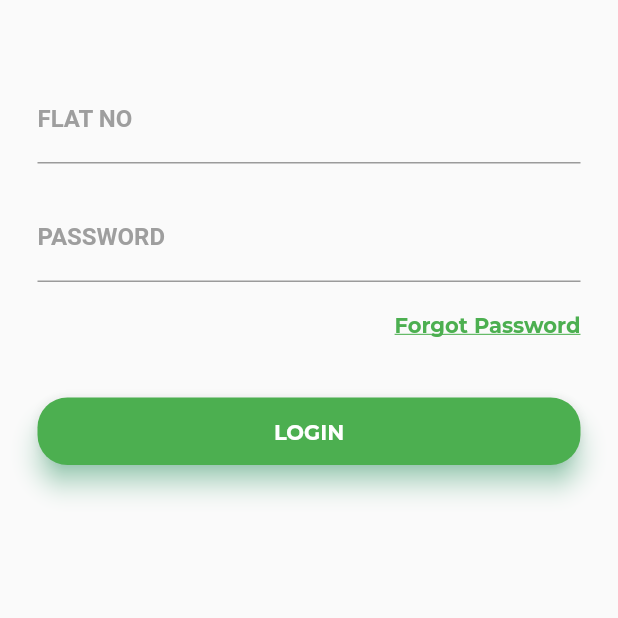
After one commit to Harshithhk/Security_Systems_MP, a Flutter app: the screen it shows after launch, on a phone screen of 412 x 824 dp, the part 396-1014 px from its top. The commit adds this screen. Run offline on Flutter 3.47's test engine with Material 2 defaults, Android fonts, the phone set to English and light mode, and no system bars; our stand-ins replace fluttertoast; Roboto replaces fonts that are missing (Monsterrat).

Commit message:
Completed login screen and login auth

```diff
--- /dev/null
+++ b/application_source/lib/ProgressHUD.dart
@@ -0,0 +1,39 @@
+import 'package:flutter/material.dart';
+
+class ProgressHUD extends StatelessWidget {
+  final Widget child;
+  final bool inAsyncCall;
+  final double opacity;
+  final Color color;
+  final Animation<Color> valueColor;
+
+  ProgressHUD({
+    Key key,
+    @required this.child,
+    @required this.inAsyncCall,
+    this.opacity = 0.3,
+    this.color = Colors.grey,
+    this.valueColor,
+  }) : super(key: key);
+
+  @override
+  Widget build(BuildContext context) {
+    List<Widget> widgetList = new List<Widget>();
+    widgetList.add(child);
+    if (inAsyncCall) {
+      final modal = new Stack(
+        children: [
+          new Opacity(
+            opacity: opacity,
+            child: ModalBarrier(dismissible: false, color: color),
+          ),
+          new Center(child: new CircularProgressIndicator()),
+        ],
+      );
+      widgetList.add(modal);
+    }
+    return Stack(
+      children: widgetList,
+    );
+  }
+}
--- /dev/null
+++ b/application_source/lib/model/login_model.dart
@@ -0,0 +1,32 @@
+class LoginResponseModel {
+  final String token;
+  final String error;
+
+  LoginResponseModel({this.token, this.error});
+
+  factory LoginResponseModel.fromJson(Map<String, dynamic> json) {
+    return LoginResponseModel(
+      token: json["token"] != null ? json["token"] : "",
+      error: json["error"] != null ? json["error"] : "",
+    );
+  }
+}
+
+class LoginRequestModel {
+  String flatNo;
+  String password;
+
+  LoginRequestModel({
+    this.flatNo,
+    this.password,
+  });
+
+  Map<String, dynamic> toJson() {
+    Map<String, dynamic> map = {
+      'flatNo': flatNo.trim(),
+      'password': password.trim(),
+    };
+
+    return map;
+  }
+}
--- /dev/null
+++ b/application_source/lib/screens/loginscreen.dart
@@ -0,0 +1,173 @@
+import 'package:flutter/material.dart';
+import 'package:fluttertoast/fluttertoast.dart';
+import 'package:mp_security_systems/ProgressHUD.dart';
+import 'package:mp_security_systems/api/api_service.dart';
+import 'package:mp_security_systems/model/login_model.dart';
+import 'package:mp_security_systems/ProgressHUD.dart';
+
+class LoginPage extends StatefulWidget {
+  LoginPage({Key key, this.title}) : super(key: key);
+
+  final String title;
+
+  @override
+  _LoginPageState createState() => _LoginPageState();
+}
+
+class _LoginPageState extends State<LoginPage> {
+  bool hidePassword = true;
+  LoginRequestModel requestModel;
+  bool isApiCallProcess = false;
+
+  @override
+  void initState() {
+    super.initState();
+    requestModel = new LoginRequestModel();
+  }
+
+  @override
+  Widget build(BuildContext context) {
+    return ProgressHUD(
+      child: _uiSetup(context),
+      inAsyncCall: isApiCallProcess,
+      opacity: 0.3,
+    );
+  }
+
+  @override
+  Widget _uiSetup(BuildContext context) {
+    return Scaffold(
+      resizeToAvoidBottomPadding: false,
+      body: Column(
+        crossAxisAlignment: CrossAxisAlignment.start,
+        children: [
+          Container(
+            padding: EdgeInsets.fromLTRB(10.0, 10.0, 0.0, 0.0),
+            child: Stack(
+              children: [
+                Container(
+                  padding: EdgeInsets.fromLTRB(15.0, 110.0, 0.0, 0.0),
+                  child: Text('Hello',
+                      style: TextStyle(
+                          fontSize: 80.0, fontWeight: FontWeight.bold)),
+                ),
+                Container(
+                  padding: EdgeInsets.fromLTRB(15.0, 175.0, 0.0, 0.0),
+                  child: Text('There',
+                      style: TextStyle(
+                          fontSize: 80.0, fontWeight: FontWeight.bold)),
+                ),
+                Container(
+                  padding: EdgeInsets.fromLTRB(220.0, 175.0, 0.0, 0.0),
+                  child: Text('.',
+                      style: TextStyle(
+                          fontSize: 80.0,
+                          fontWeight: FontWeight.bold,
+                          color: Colors.green)),
+                ),
+              ],
+            ),
+          ),
+          Container(
+            padding: EdgeInsets.only(top: 35.0, left: 25.0, right: 25.0),
+            child: Column(
+              children: [
+                TextField(
+                  decoration: InputDecoration(
+                    labelText: 'FLAT NO',
+                    labelStyle: TextStyle(
+                      fontFamily: 'Monsterrat',
+                      fontWeight: FontWeight.bold,
+                      color: Colors.grey,
+                    ),
+                    focusedBorder: UnderlineInputBorder(
+                      borderSide: BorderSide(color: Colors.green),
+                    ),
+                  ),
+                  onChanged: (val) {
+                    requestModel.flatNo = val;
+                  },
+                ),
+                SizedBox(
+                  height: 20.0,
+                ),
+                TextField(
+                  decoration: InputDecoration(
+                    labelText: 'PASSWORD',
+                    labelStyle: TextStyle(
+                      fontFamily: 'Monsterrat',
+                      fontWeight: FontWeight.bold,
+                      color: Colors.grey,
+                    ),
+                    focusedBorder: UnderlineInputBorder(
+                      borderSide: BorderSide(color: Colors.green),
+                    ),
+                  ),
+                  onChanged: (val) {
+                    requestModel.password = val;
+                  },
+                  obscureText: true,
+                ),
+                SizedBox(height: 5.0),
+                Container(
+                  alignment: Alignment(1.0, 0.0),
+                  padding: EdgeInsets.only(top: 15.0, left: 20.0),
+                  child: InkWell(
+                    child: Text(
+                      'Forgot Password',
+                      style: TextStyle(
+                        color: Colors.green,
+                        fontWeight: FontWeight.bold,
+                        fontFamily: 'Montserrat',
+                        decoration: TextDecoration.underline,
+                      ),
+                    ),
+                  ),
+                ),
+                SizedBox(height: 40.0),
+                Container(
+                  height: 45.0,
+                  child: Material(
+                      borderRadius: BorderRadius.circular(20.0),
+                      shadowColor: Colors.greenAccent,
+                      color: Colors.green,
+                      elevation: 7.0,
+
+                      // behaviour: HitTestBehavior.translucent,
+                      child: GestureDetector(
+                        behavior: HitTestBehavior.translucent,
+                        onTap: () {
+                          setState(() {
+                            isApiCallProcess = true;
+                          });
+
+                          APIService apiService = new APIService();
+                          apiService.login(requestModel).then((value) => {
+                                if (value != null)
+                                  {
+                                    setState(() {
+                                      isApiCallProcess = false;
+                                    })
+                                  }
+                              });
+                          print(requestModel.toJson());
+                        },
+                        child: Center(
+                          child: Text(
+                            'LOGIN',
+                            style: TextStyle(
+                                color: Colors.white,
+                                fontWeight: FontWeight.bold,
+                                fontFamily: 'Montserrat'),
+                          ),
+                        ),
+                      )),
+                ),
+              ],
+            ),
+          )
+        ],
+      ),
+    );
+  }
+}
--- a/application_source/pubspec.yaml
+++ b/application_source/pubspec.yaml
@@ -21,8 +21,11 @@ environment:
   sdk: ">=2.7.0 <3.0.0"
 
 dependencies:
+  http:
   flutter:
     sdk: flutter
+  dio:
+  fluttertoast:
 
 
   # The following adds the Cupertino Icons font to your application.
```
Also changed, not shown: application_source/lib/api/api_service.dart (added, +18 -0 lines), application_source/lib/main.dart (+4 -132 lines), application_source/lib/screens/signup.dart (renamed from application_source/lib/signup.dart), application_source/pubspec.lock, 1 other file.
